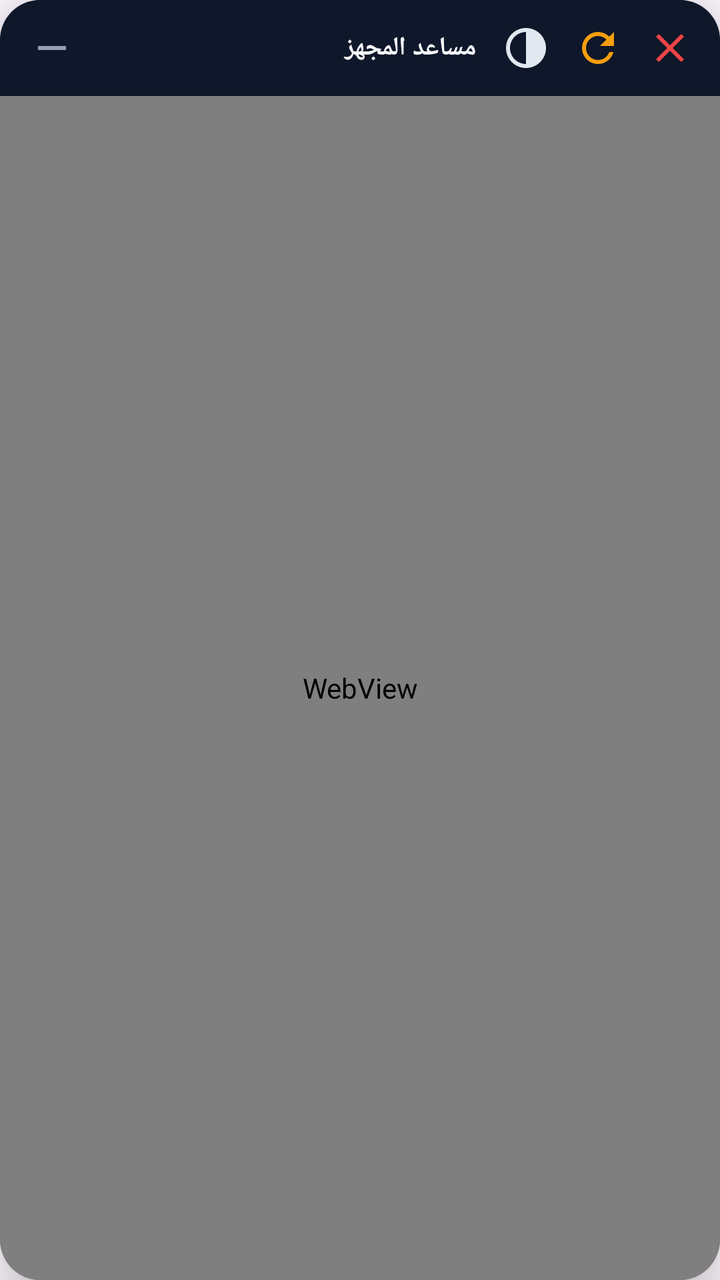
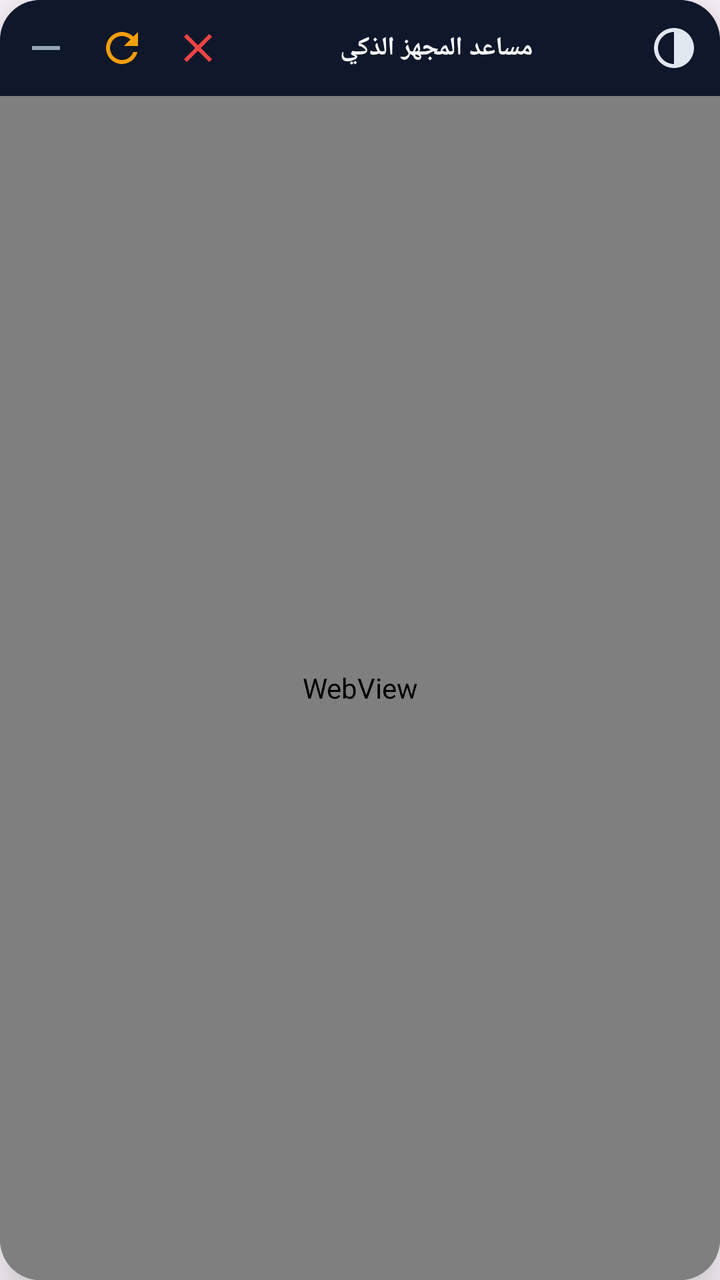

The first picture is an Android layout as it rendered before a commit; the second is the same layout after the commit. The layout source and the unified diff follow.
<!-- AndroidManifest.xml: application theme Theme.AboAkbarAdmin -->
<!-- res/layout/layout_floating_assistant.xml -->
<?xml version="1.0" encoding="utf-8"?>
<LinearLayout xmlns:android="http://schemas.android.com/apk/res/android"
    android:id="@+id/rootFloatingView"
    android:layout_width="match_parent"
    android:layout_height="match_parent"
    android:background="@drawable/bg_floating_panel"
    android:orientation="vertical"
    android:elevation="16dp"
    android:clipToOutline="true">

    
    <LinearLayout
        android:id="@+id/headerLayout"
        android:layout_width="match_parent"
        android:layout_height="48dp"
        android:background="#0F172A"
        android:gravity="center_vertical"
        android:orientation="horizontal"
        android:paddingStart="8dp"
        android:paddingEnd="8dp">

        
        <ImageButton
            android:id="@+id/btnMinimize"
            android:layout_width="36dp"
            android:layout_height="36dp"
            android:background="?attr/selectableItemBackgroundBorderless"
            android:src="@drawable/ic_assistant_minimize"
            android:scaleType="centerInside"
            android:contentDescription="تصغير" />

        
        <TextView
            android:id="@+id/tvAssistantTitle"
            android:layout_width="0dp"
            android:layout_height="wrap_content"
            android:layout_weight="1"
            android:layout_marginStart="8dp"
            android:layout_marginEnd="8dp"
            android:text="مساعد المجهز"
            android:textColor="#F8FAFC"
            android:textSize="13sp"
            android:textStyle="bold"
            android:singleLine="true"
            android:ellipsize="end" />

        
        <ImageButton
            android:id="@+id/btnOpacity"
            android:layout_width="34dp"
            android:layout_height="34dp"
            android:background="?attr/selectableItemBackgroundBorderless"
            android:src="@drawable/ic_assistant_opacity"
            android:scaleType="centerInside"
            android:contentDescription="شفافية" />

        
        <ImageButton
            android:id="@+id/btnReload"
            android:layout_width="34dp"
            android:layout_height="34dp"
            android:layout_marginStart="2dp"
            android:background="?attr/selectableItemBackgroundBorderless"
            android:src="@drawable/ic_assistant_refresh"
            android:scaleType="centerInside"
            android:contentDescription="تحديث" />

        
        <ImageButton
            android:id="@+id/btnClose"
            android:layout_width="34dp"
            android:layout_height="34dp"
            android:layout_marginStart="2dp"
            android:background="?attr/selectableItemBackgroundBorderless"
            android:src="@drawable/ic_assistant_close"
            android:scaleType="centerInside"
            android:contentDescription="إغلاق" />
    </LinearLayout>

    
    <LinearLayout
        android:id="@+id/opacityControlLayout"
        android:layout_width="match_parent"
        android:layout_height="wrap_content"
        android:background="#1E293B"
        android:orientation="horizontal"
        android:gravity="center_vertical"
        android:paddingStart="12dp"
        android:paddingEnd="12dp"
        android:paddingTop="6dp"
        android:paddingBottom="6dp"
        android:visibility="gone">

        <TextView
            android:id="@+id/tvOpacityValue"
            android:layout_width="wrap_content"
            android:layout_height="wrap_content"
            android:text="100%"
            android:textColor="#38BDF8"
            android:textSize="12sp"
            android:textStyle="bold"
            android:minWidth="38dp" />

        <SeekBar
            android:id="@+id/seekBarOpacity"
            android:layout_width="0dp"
            android:layout_height="wrap_content"
            android:layout_weight="1"
            android:max="100"
            android:progress="100" />

        <TextView
            android:layout_width="wrap_content"
            android:layout_height="wrap_content"
            android:text="الشفافية"
            android:textColor="#94A3B8"
            android:textSize="11sp"
            android:textStyle="bold" />
    </LinearLayout>

    <ProgressBar
        android:id="@+id/progressBar"
        style="?android:attr/progressBarStyleHorizontal"
        android:layout_width="match_parent"
        android:layout_height="3dp"
        android:indeterminate="true"
        android:visibility="gone" />

    
    <WebView
        android:id="@+id/assistantWebView"
        android:layout_width="match_parent"
        android:layout_height="0dp"
        android:layout_weight="1"
        android:background="#020617" />

</LinearLayout>
<!-- resources referenced by this layout -->
<resources>
  <!-- drawable bg_floating_panel (drawable) -->
  <?xml version="1.0" encoding="utf-8"?>
  <shape xmlns:android="http://schemas.android.com/apk/res/android">
      <solid android:color="#0F172A" />
      <corners android:radius="20dp" />
      <stroke android:width="1.5dp" android:color="#334155" />
  </shape>
  <!-- drawable ic_assistant_close (drawable) -->
  <vector xmlns:android="http://schemas.android.com/apk/res/android"
      android:width="24dp"
      android:height="24dp"
      android:viewportWidth="24"
      android:viewportHeight="24">
    <path
        android:fillColor="#EF4444"
        android:pathData="M19,6.41L17.59,5 12,10.59 6.41,5 5,6.41 10.59,12 5,17.59 6.41,19 12,13.41 17.59,19 19,17.59 13.41,12z"/>
  </vector>
  <!-- drawable ic_assistant_minimize (drawable) -->
  <vector xmlns:android="http://schemas.android.com/apk/res/android"
      android:width="24dp"
      android:height="24dp"
      android:viewportWidth="24"
      android:viewportHeight="24">
    <path
        android:fillColor="#94A3B8"
        android:pathData="M19,13H5v-2h14v2z"/>
  </vector>
  <!-- drawable ic_assistant_opacity (drawable) -->
  <vector xmlns:android="http://schemas.android.com/apk/res/android"
      android:width="24dp"
      android:height="24dp"
      android:viewportWidth="24"
      android:viewportHeight="24">
      <path
          android:fillColor="#E2E8F0"
          android:pathData="M12,2C6.48,2 2,6.48 2,12s4.48,10 10,10 10,-4.48 10,-10S17.52,2 12,2zM12,20c-4.41,0 -8,-3.59 -8,-8s3.59,-8 8,-8v16z"/>
  </vector>
  <!-- drawable ic_assistant_refresh (drawable) -->
  <vector xmlns:android="http://schemas.android.com/apk/res/android"
      android:width="24dp"
      android:height="24dp"
      android:viewportWidth="24"
      android:viewportHeight="24">
    <path
        android:fillColor="#F59E0B"
        android:pathData="M17.65,6.35C16.2,4.9 14.21,4 12,4c-4.42,0 -7.99,3.58 -7.99,8s3.57,8 7.99,8c3.73,0 6.84,-2.55 7.73,-6h-2.08c-0.82,2.33 -3.04,4 -5.65,4 -3.31,0 -6,-2.69 -6,-6s2.69,-6 6,-6c1.66,0 3.14,0.69 4.22,1.78L13,11h7V4l-2.35,2.35z"/>
  </vector>
  <style name="Theme.AboAkbarAdmin" parent="Theme.Material3.DayNight.NoActionBar">
          <item name="colorPrimary">@color/sky_800</item>
          <item name="colorPrimaryDark">@color/sky_950</item>
          <item name="colorSecondary">@color/cyan_100</item>
          <item name="android:statusBarColor">@color/sky_950</item>
          <item name="android:windowLightStatusBar">false</item>
      </style>
  <color name="sky_800">#075985</color>
  <color name="sky_950">#082F49</color>
  <color name="cyan_100">#CFFAFE</color>
</resources>

<!-- the commit's change to res/layout/layout_floating_assistant.xml (unified diff, before → after) -->
@@ -16,18 +16,41 @@
         android:background="#0F172A"
         android:gravity="center_vertical"
         android:orientation="horizontal"
-        android:paddingStart="8dp"
-        android:paddingEnd="8dp">
+        android:layoutDirection="ltr"
+        android:paddingStart="6dp"
+        android:paddingEnd="6dp">
 
         
         <ImageButton
             android:id="@+id/btnMinimize"
-            android:layout_width="36dp"
-            android:layout_height="36dp"
+            android:layout_width="34dp"
+            android:layout_height="34dp"
             android:background="?attr/selectableItemBackgroundBorderless"
             android:src="@drawable/ic_assistant_minimize"
             android:scaleType="centerInside"
             android:contentDescription="تصغير" />
+
+        
+        <ImageButton
+            android:id="@+id/btnReload"
+            android:layout_width="34dp"
+            android:layout_height="34dp"
+            android:layout_marginStart="4dp"
+            android:background="?attr/selectableItemBackgroundBorderless"
+            android:src="@drawable/ic_assistant_refresh"
+            android:scaleType="centerInside"
+            android:contentDescription="تحديث" />
+
+        
+        <ImageButton
+            android:id="@+id/btnClose"
+            android:layout_width="34dp"
+            android:layout_height="34dp"
+            android:layout_marginStart="4dp"
+            android:background="?attr/selectableItemBackgroundBorderless"
+            android:src="@drawable/ic_assistant_close"
+            android:scaleType="centerInside"
+            android:contentDescription="إغلاق" />
 
         
         <TextView
@@ -37,10 +60,11 @@
             android:layout_weight="1"
             android:layout_marginStart="8dp"
             android:layout_marginEnd="8dp"
-            android:text="مساعد المجهز"
+            android:text="مساعد المجهز الذكي"
             android:textColor="#F8FAFC"
             android:textSize="13sp"
             android:textStyle="bold"
+            android:gravity="center"
             android:singleLine="true"
             android:ellipsize="end" />
 
@@ -53,28 +77,6 @@
             android:src="@drawable/ic_assistant_opacity"
             android:scaleType="centerInside"
             android:contentDescription="شفافية" />
-
-        
-        <ImageButton
-            android:id="@+id/btnReload"
-            android:layout_width="34dp"
-            android:layout_height="34dp"
-            android:layout_marginStart="2dp"
-            android:background="?attr/selectableItemBackgroundBorderless"
-            android:src="@drawable/ic_assistant_refresh"
-            android:scaleType="centerInside"
-            android:contentDescription="تحديث" />
-
-        
-        <ImageButton
-            android:id="@+id/btnClose"
-            android:layout_width="34dp"
-            android:layout_height="34dp"
-            android:layout_marginStart="2dp"
-            android:background="?attr/selectableItemBackgroundBorderless"
-            android:src="@drawable/ic_assistant_close"
-            android:scaleType="centerInside"
-            android:contentDescription="إغلاق" />
     </LinearLayout>
 
     
